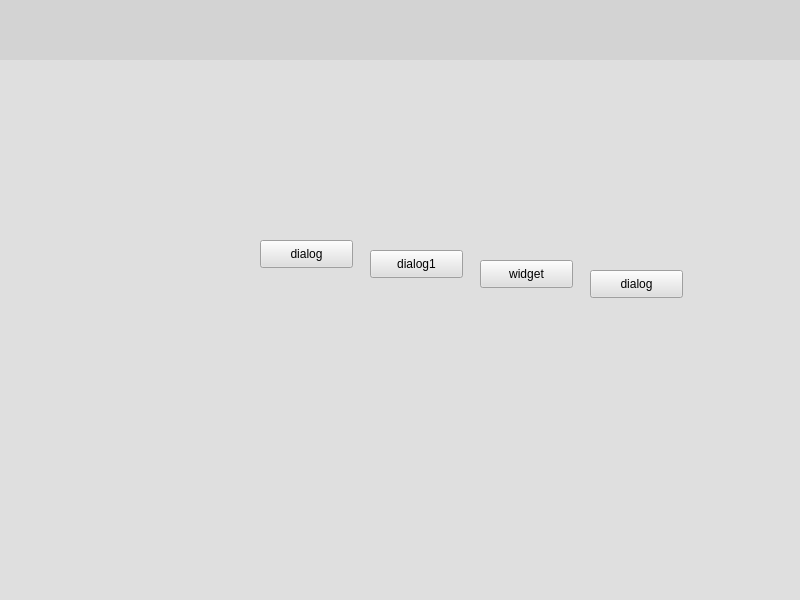
Qt form UiControl/widget.ui (StudyALittle/QToolKit2) before a commit.
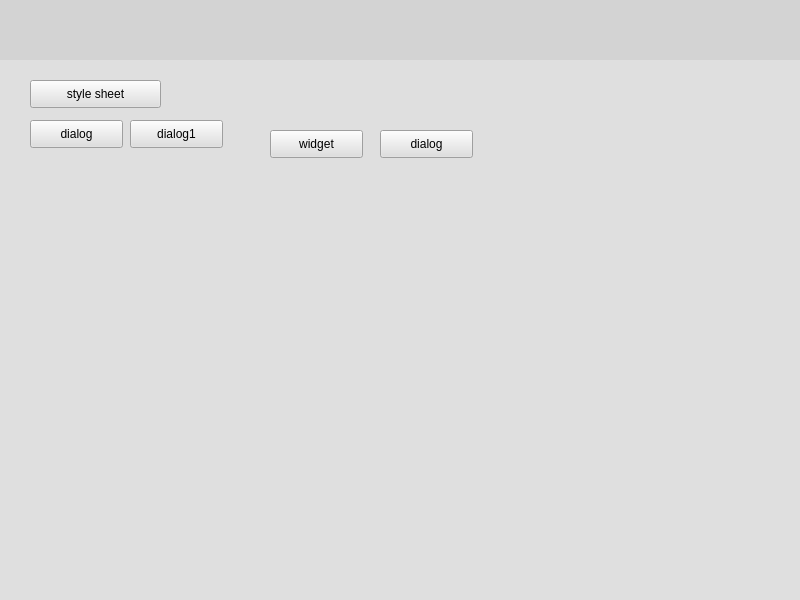
The same form after that commit. Custom widgets are drawn as their Qt base class.

```diff
--- a/UiControl/widget.ui
+++ b/UiControl/widget.ui
@@ -60,8 +60,8 @@
      <widget class="QPushButton" name="pushButton">
       <property name="geometry">
        <rect>
-        <x>260</x>
-        <y>180</y>
+        <x>30</x>
+        <y>60</y>
         <width>93</width>
         <height>28</height>
        </rect>
@@ -73,8 +73,8 @@
      <widget class="QPushButton" name="pushButton_2">
       <property name="geometry">
        <rect>
-        <x>370</x>
-        <y>190</y>
+        <x>130</x>
+        <y>60</y>
         <width>93</width>
         <height>28</height>
        </rect>
@@ -86,8 +86,8 @@
      <widget class="QPushButton" name="pushButton_3">
       <property name="geometry">
        <rect>
-        <x>480</x>
-        <y>200</y>
+        <x>270</x>
+        <y>70</y>
         <width>93</width>
         <height>28</height>
        </rect>
@@ -99,8 +99,8 @@
      <widget class="QPushButton" name="pushButton_4">
       <property name="geometry">
        <rect>
-        <x>590</x>
-        <y>210</y>
+        <x>380</x>
+        <y>70</y>
         <width>93</width>
         <height>28</height>
        </rect>
@@ -109,6 +109,19 @@
        <string>dialog</string>
       </property>
      </widget>
+     <widget class="QPushButton" name="pushButtonStyleSheet">
+      <property name="geometry">
+       <rect>
+        <x>30</x>
+        <y>20</y>
+        <width>131</width>
+        <height>28</height>
+       </rect>
+      </property>
+      <property name="text">
+       <string>style sheet</string>
+      </property>
+     </widget>
     </widget>
    </item>
   </layout>
```
